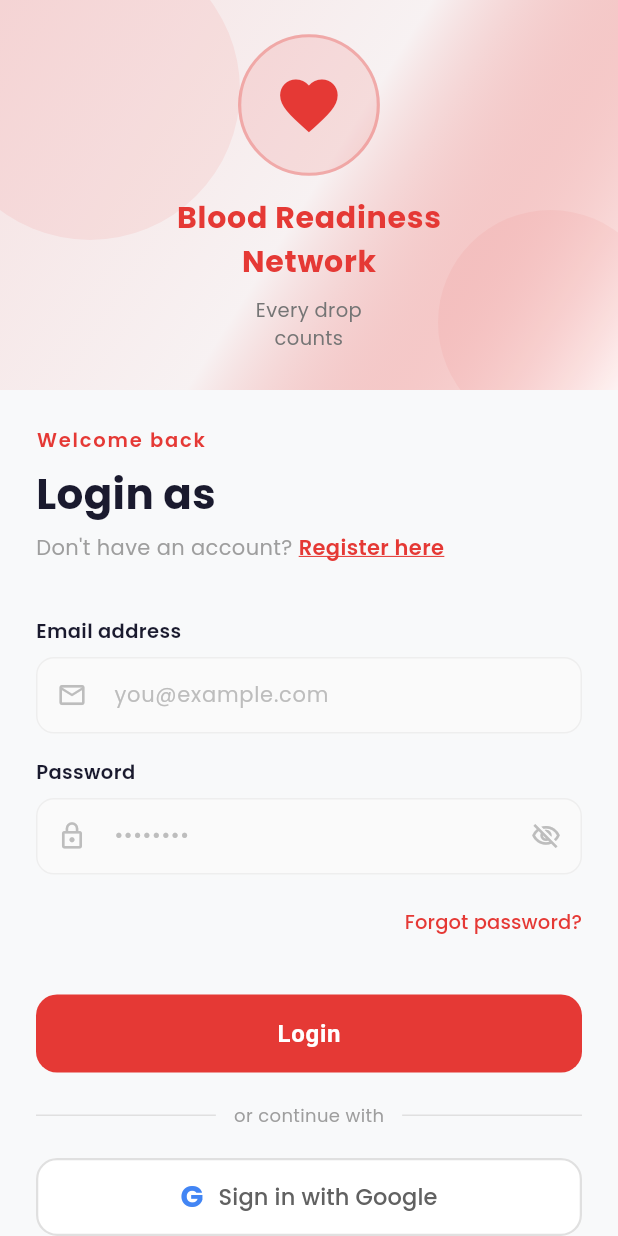
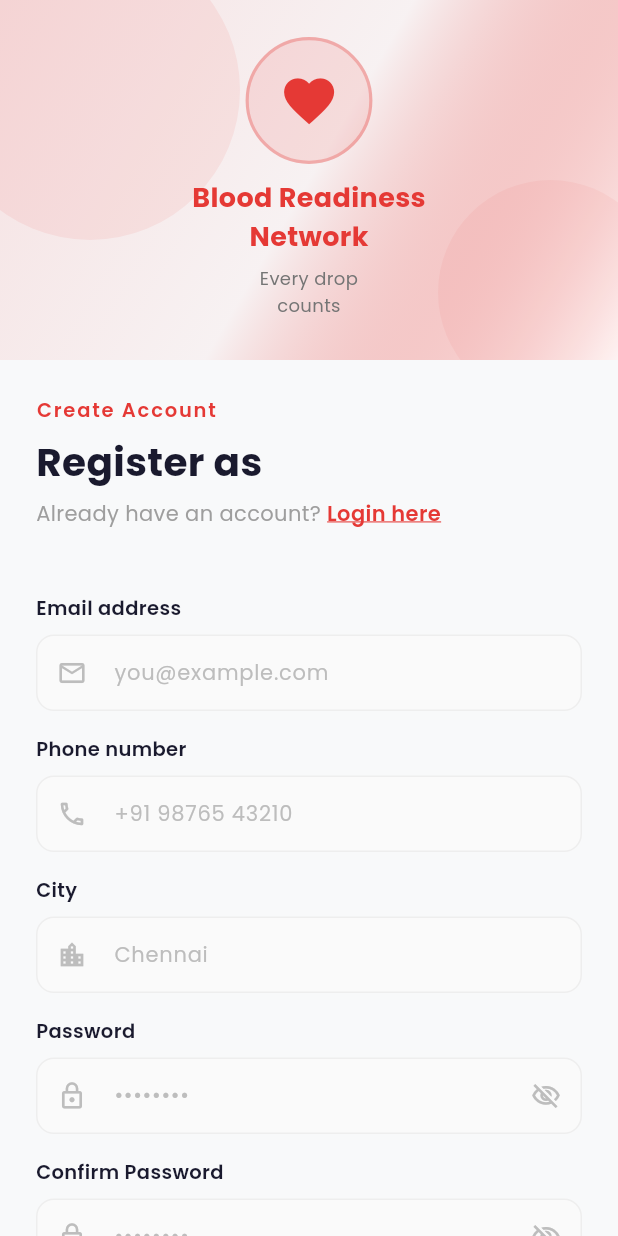
Before and after one commit to sowmiya-mj/Blood_Donors_App, a Flutter app: the LoginScreen screen opened directly with empty values, after a tap on "Register here", on a phone screen of 412 x 824 dp. Run offline on Flutter 3.47's test engine with Material 3 defaults, Android fonts, the phone set to English and light mode, and no system bars; our stand-ins replace cloud_firestore, firebase_auth, firebase_core, google_fonts, google_sign_in; accounts and stored records are empty.

Commit message:
10th commit

```diff
--- a/lib/screens/auth/login_screen.dart
+++ b/lib/screens/auth/login_screen.dart
@@ -1,6 +1,7 @@
 import 'package:flutter/material.dart';
 import 'package:firebase_auth/firebase_auth.dart';
 import 'package:google_sign_in/google_sign_in.dart';
+import 'register_screen.dart';
 
 class LoginScreen extends StatefulWidget {
   final String role;
@@ -287,7 +288,12 @@ class _LoginScreenState extends State<LoginScreen> with TickerProviderStateMixin
           Row(children: [
             Text("Don't have an account? ", style: TextStyle(fontSize: 14, color: Colors.grey.shade500)),
             GestureDetector(
-              onTap: () { /* TODO: Navigate to Register */ },
+              onTap: () { Navigator.push(
+                context,
+                MaterialPageRoute(
+                  builder: (_) => RegisterScreen(role: widget.role),
+                ),
+              ); },
               child: Text('Register here', style: TextStyle(fontSize: 14, color: color, fontWeight: FontWeight.w600, decoration: TextDecoration.underline, decorationColor: color)),
             ),
           ]),
--- a/lib/screens/auth/register_screen.dart
+++ b/lib/screens/auth/register_screen.dart
@@ -0,0 +1,564 @@
+import 'package:flutter/material.dart';
+import 'package:firebase_auth/firebase_auth.dart';
+import 'package:cloud_firestore/cloud_firestore.dart';
+import 'package:intl/intl.dart';
+
+class RegisterScreen extends StatefulWidget {
+  final String role;
+  const RegisterScreen({super.key, required this.role});
+
+  @override
+  State<RegisterScreen> createState() => _RegisterScreenState();
+}
+
+class _RegisterScreenState extends State<RegisterScreen>
+    with TickerProviderStateMixin {
+
+  final _formKey = GlobalKey<FormState>();
+  bool isLoading = false;
+  String? errorMessage;
+  String? successMessage;
+  bool obscurePassword = true;
+  bool obscureConfirm = true;
+
+  // Common controllers
+  final _emailCtrl = TextEditingController();
+  final _passwordCtrl = TextEditingController();
+  final _confirmPasswordCtrl = TextEditingController();
+  final _phoneCtrl = TextEditingController();
+  final _cityCtrl = TextEditingController();
+
+  // Donor specific
+  final _nameCtrl = TextEditingController();
+  final _ageCtrl = TextEditingController();
+  DateTime? _selectedDOB;
+  String? _selectedBloodGroup;
+
+  // Hospital / Blood Bank specific
+  final _orgNameCtrl = TextEditingController();
+  final _licenseCtrl = TextEditingController();
+  final _stateCtrl = TextEditingController();
+
+  final List<String> _bloodGroups = ['A+','A-','B+','B-','AB+','AB-','O+','O-'];
+
+  // Animations
+  late AnimationController _fadeController;
+  late AnimationController _heartController;
+  late AnimationController _shakeController;
+  late Animation<double> _fadeAnim;
+  late Animation<double> _slideAnim;
+  late Animation<double> _heartAnim;
+  late Animation<double> _shakeAnim;
+
+  final FirebaseAuth _auth = FirebaseAuth.instance;
+  final FirebaseFirestore _firestore = FirebaseFirestore.instance;
+
+  @override
+  void initState() {
+    super.initState();
+
+    _fadeController = AnimationController(vsync: this, duration: const Duration(milliseconds: 800));
+    _fadeAnim = CurvedAnimation(parent: _fadeController, curve: Curves.easeOut);
+    _slideAnim = Tween<double>(begin: 40, end: 0).animate(
+      CurvedAnimation(parent: _fadeController, curve: Curves.easeOut),
+    );
+
+    _heartController = AnimationController(vsync: this, duration: const Duration(milliseconds: 700))
+      ..repeat(reverse: true);
+    _heartAnim = Tween<double>(begin: 1.0, end: 1.15).animate(
+      CurvedAnimation(parent: _heartController, curve: Curves.easeInOut),
+    );
+
+    _shakeController = AnimationController(vsync: this, duration: const Duration(milliseconds: 400));
+    _shakeAnim = Tween<double>(begin: 0, end: 1).animate(
+      CurvedAnimation(parent: _shakeController, curve: Curves.elasticIn),
+    );
+
+    _fadeController.forward();
+  }
+
+  @override
+  void dispose() {
+    _emailCtrl.dispose(); _passwordCtrl.dispose(); _confirmPasswordCtrl.dispose();
+    _phoneCtrl.dispose(); _cityCtrl.dispose(); _nameCtrl.dispose();
+    _ageCtrl.dispose(); _orgNameCtrl.dispose(); _licenseCtrl.dispose();
+    _stateCtrl.dispose(); _fadeController.dispose(); _heartController.dispose();
+    _shakeController.dispose();
+    super.dispose();
+  }
+
+  void _triggerShake() { _shakeController.reset(); _shakeController.forward(); }
+
+  Color get _roleColor {
+    switch (widget.role.toLowerCase()) {
+      case 'donor': return const Color(0xFFE53935);
+      case 'recipient': return const Color(0xFF7B1FA2);
+      case 'hospital': return const Color(0xFF1565C0);
+      case 'blood bank': return const Color(0xFF2E7D32);
+      default: return const Color(0xFFE53935);
+    }
+  }
+
+  IconData get _roleIcon {
+    switch (widget.role.toLowerCase()) {
+      case 'donor': return Icons.favorite;
+      case 'recipient': return Icons.bloodtype;
+      case 'hospital': return Icons.local_hospital;
+      case 'blood bank': return Icons.water_drop;
+      default: return Icons.favorite;
+    }
+  }
+
+  String get _roleTagline {
+    switch (widget.role.toLowerCase()) {
+      case 'donor': return 'Join thousands of\nlife savers today';
+      case 'recipient': return 'Find blood\nin minutes';
+      case 'hospital': return 'Manage emergency\nrequests efficiently';
+      case 'blood bank': return 'Connect donors\nwith recipients';
+      default: return 'Every drop\ncounts';
+    }
+  }
+
+  String get _collectionName {
+    switch (widget.role.toLowerCase()) {
+      case 'donor': return 'donors';
+      case 'recipient': return 'recipients';
+      case 'hospital': return 'hospitals';
+      case 'blood bank': return 'blood_banks';
+      default: return 'users';
+    }
+  }
+
+  int _calculateAge(DateTime dob) {
+    final today = DateTime.now();
+    int age = today.year - dob.year;
+    if (today.month < dob.month || (today.month == dob.month && today.day < dob.day)) age--;
+    return age;
+  }
+
+  Future<void> _pickDOB() async {
+    final picked = await showDatePicker(
+      context: context,
+      initialDate: DateTime(2000),
+      firstDate: DateTime(1920),
+      lastDate: DateTime.now().subtract(const Duration(days: 365 * 18)),
+      builder: (context, child) => Theme(
+        data: Theme.of(context).copyWith(
+          colorScheme: ColorScheme.light(primary: _roleColor),
+        ),
+        child: child!,
+      ),
+    );
+    if (picked != null) {
+      setState(() {
+        _selectedDOB = picked;
+        _ageCtrl.text = '${_calculateAge(picked)} years';
+      });
+    }
+  }
+
+  Future<void> _handleRegister() async {
+    if (!_formKey.currentState!.validate()) { _triggerShake(); return; }
+
+    if (_passwordCtrl.text != _confirmPasswordCtrl.text) {
+      setState(() => errorMessage = 'Passwords do not match');
+      _triggerShake(); return;
+    }
+
+    if ((widget.role.toLowerCase() == 'donor' || widget.role.toLowerCase() == 'recipient')
+        && _selectedBloodGroup == null) {
+      setState(() => errorMessage = 'Please select blood group');
+      _triggerShake(); return;
+    }
+
+    if (widget.role.toLowerCase() == 'donor' && _selectedDOB == null) {
+      setState(() => errorMessage = 'Please select date of birth');
+      _triggerShake(); return;
+    }
+
+    setState(() { isLoading = true; errorMessage = null; });
+
+    try {
+      final cred = await _auth.createUserWithEmailAndPassword(
+        email: _emailCtrl.text.trim(),
+        password: _passwordCtrl.text,
+      );
+
+      final uid = cred.user!.uid;
+      Map<String, dynamic> userData = {
+        'uid': uid,
+        'email': _emailCtrl.text.trim(),
+        'phone': _phoneCtrl.text.trim(),
+        'city': _cityCtrl.text.trim(),
+        'role': widget.role.toLowerCase(),
+        'createdAt': FieldValue.serverTimestamp(),
+      };
+
+      switch (widget.role.toLowerCase()) {
+        case 'donor':
+          userData.addAll({
+            'name': _nameCtrl.text.trim(),
+            'dob': DateFormat('yyyy-MM-dd').format(_selectedDOB!),
+            'age': _calculateAge(_selectedDOB!),
+            'blood_group': _selectedBloodGroup,
+            'is_available': true,
+          });
+          break;
+        case 'recipient':
+          userData.addAll({
+            'name': _nameCtrl.text.trim(),
+            'blood_group': _selectedBloodGroup,
+          });
+          break;
+        case 'hospital':
+          userData.addAll({
+            'hospital_name': _orgNameCtrl.text.trim(),
+            'license_no': _licenseCtrl.text.trim(),
+            'state': _stateCtrl.text.trim(),
+          });
+          break;
+        case 'blood bank':
+          userData.addAll({
+            'bank_name': _orgNameCtrl.text.trim(),
+            'license_no': _licenseCtrl.text.trim(),
+            'state': _stateCtrl.text.trim(),
+          });
+          break;
+      }
+
+      await _firestore.collection(_collectionName).doc(uid).set(userData);
+
+      setState(() { successMessage = 'Account created successfully!'; });
+
+      await Future.delayed(const Duration(seconds: 1));
+      if (mounted) Navigator.pop(context); // TODO: Navigate to dashboard
+
+    } on FirebaseAuthException catch (e) {
+      setState(() {
+        switch (e.code) {
+          case 'email-already-in-use': errorMessage = 'Email already registered'; break;
+          case 'weak-password': errorMessage = 'Password too weak (min 6 chars)'; break;
+          case 'invalid-email': errorMessage = 'Invalid email address'; break;
+          default: errorMessage = 'Registration failed. Try again';
+        }
+      });
+      _triggerShake();
+    } finally {
+      setState(() => isLoading = false);
+    }
+  }
+
+  @override
+  Widget build(BuildContext context) {
+    final bool isDesktop = MediaQuery.of(context).size.width > 700;
+    final color = _roleColor;
+
+    return Scaffold(
+      backgroundColor: const Color(0xFFF8F9FA),
+      body: SafeArea(
+        child: isDesktop ? _buildDesktopLayout(color) : _buildMobileLayout(color),
+      ),
+    );
+  }
+
+  Widget _buildDesktopLayout(Color color) {
+    return Row(children: [
+      Expanded(flex: 4, child: _buildIllustrationPanel(color)),
+      Expanded(flex: 6, child: Center(
+        child: SingleChildScrollView(
+          padding: const EdgeInsets.all(48),
+          child: ConstrainedBox(
+            constraints: const BoxConstraints(maxWidth: 500),
+            child: _buildFormPanel(color),
+          ),
+        ),
+      )),
+    ]);
+  }
+
+  Widget _buildMobileLayout(Color color) {
+    return SingleChildScrollView(child: Column(children: [
+      _buildIllustrationPanel(color, isMobile: true),
+      Padding(padding: const EdgeInsets.all(24), child: _buildFormPanel(color)),
+    ]));
+  }
+
+  Widget _buildIllustrationPanel(Color color, {bool isMobile = false}) {
+    return AnimatedBuilder(
+      animation: _fadeAnim,
+      builder: (context, child) => Opacity(opacity: _fadeAnim.value, child: child),
+      child: Container(
+        height: isMobile ? 240 : double.infinity,
+        decoration: BoxDecoration(
+          gradient: LinearGradient(
+            begin: Alignment.topLeft, end: Alignment.bottomRight,
+            colors: [color.withValues(alpha: 0.12), color.withValues(alpha: 0.04), Colors.white],
+          ),
+        ),
+        child: Stack(children: [
+          Positioned(top: -40, left: -40, child: Container(width: 200, height: 200,
+              decoration: BoxDecoration(shape: BoxShape.circle, color: color.withValues(alpha: 0.08)))),
+          Positioned(bottom: -30, right: -30, child: Container(width: 150, height: 150,
+              decoration: BoxDecoration(shape: BoxShape.circle, color: color.withValues(alpha: 0.06)))),
+          Center(child: Column(mainAxisAlignment: MainAxisAlignment.center, children: [
+            ScaleTransition(
+              scale: _heartAnim,
+              child: Container(
+                width: isMobile ? 80 : 120, height: isMobile ? 80 : 120,
+                decoration: BoxDecoration(
+                  shape: BoxShape.circle,
+                  color: color.withValues(alpha: 0.12),
+                  border: Border.all(color: color.withValues(alpha: 0.3), width: 2),
+                ),
+                child: Icon(_roleIcon, size: isMobile ? 38 : 58, color: color),
+              ),
+            ),
+            SizedBox(height: isMobile ? 12 : 28),
+            Text('Blood Readiness', style: TextStyle(fontSize: isMobile ? 18 : 26, fontWeight: FontWeight.bold, color: color)),
+            Text('Network', style: TextStyle(fontSize: isMobile ? 18 : 26, fontWeight: FontWeight.bold, color: color)),
+            SizedBox(height: isMobile ? 6 : 12),
+            Text(_roleTagline, textAlign: TextAlign.center,
+                style: TextStyle(fontSize: isMobile ? 12 : 15, color: Colors.grey.shade600, height: 1.5)),
+          ])),
+        ]),
+      ),
+    );
+  }
+
+  Widget _buildFormPanel(Color color) {
+    return AnimatedBuilder(
+      animation: _fadeAnim,
+      builder: (context, child) => Opacity(
+        opacity: _fadeAnim.value,
+        child: Transform.translate(offset: Offset(0, _slideAnim.value), child: child),
+      ),
+      child: AnimatedBuilder(
+        animation: _shakeAnim,
+        builder: (context, child) {
+          final shake = (_shakeAnim.value * 3).round().toDouble();
+          final offset = shake % 2 == 0 ? shake * 3 : -shake * 3;
+          return Transform.translate(offset: Offset(offset, 0), child: child);
+        },
+        child: Form(
+          key: _formKey,
+          child: Column(crossAxisAlignment: CrossAxisAlignment.start, children: [
+            Text('Create Account', style: TextStyle(fontSize: 13, color: color, fontWeight: FontWeight.w600, letterSpacing: 1.2)),
+            const SizedBox(height: 6),
+            Text('Register as ${widget.role}', style: const TextStyle(fontSize: 26, fontWeight: FontWeight.bold, color: Color(0xFF1A1A2E))),
+            const SizedBox(height: 6),
+            Row(children: [
+              Text('Already have an account? ', style: TextStyle(fontSize: 14, color: Colors.grey.shade500)),
+              GestureDetector(
+                onTap: () => Navigator.pop(context),
+                child: Text('Login here', style: TextStyle(fontSize: 14, color: color, fontWeight: FontWeight.w600, decoration: TextDecoration.underline, decorationColor: color)),
+              ),
+            ]),
+            const SizedBox(height: 28),
+
+            // ── Role-specific fields ──────────────────────────────
+            ..._buildRoleFields(color),
+
+            // ── Common fields ─────────────────────────────────────
+            const SizedBox(height: 16),
+            _buildField(controller: _emailCtrl, label: 'Email address', hint: 'you@example.com', icon: Icons.email_outlined, color: color, keyboardType: TextInputType.emailAddress,
+                validator: (v) => v!.isEmpty ? 'Required' : !v.contains('@') ? 'Invalid email' : null),
+            const SizedBox(height: 16),
+            _buildField(controller: _phoneCtrl, label: 'Phone number', hint: '+91 98765 43210', icon: Icons.phone_outlined, color: color, keyboardType: TextInputType.phone,
+                validator: (v) => v!.isEmpty ? 'Required' : v.length < 10 ? 'Invalid phone' : null),
+            const SizedBox(height: 16),
+            _buildField(controller: _cityCtrl, label: 'City', hint: 'Chennai', icon: Icons.location_city_outlined, color: color,
+                validator: (v) => v!.isEmpty ? 'Required' : null),
+            const SizedBox(height: 16),
+            _buildField(controller: _passwordCtrl, label: 'Password', hint: '••••••••', icon: Icons.lock_outline, color: color, isPassword: true, isObscure: obscurePassword,
+                onToggle: () => setState(() => obscurePassword = !obscurePassword),
+                validator: (v) => v!.isEmpty ? 'Required' : v.length < 6 ? 'Min 6 characters' : null),
+            const SizedBox(height: 16),
+            _buildField(controller: _confirmPasswordCtrl, label: 'Confirm Password', hint: '••••••••', icon: Icons.lock_outline, color: color, isPassword: true, isObscure: obscureConfirm,
+                onToggle: () => setState(() => obscureConfirm = !obscureConfirm),
+                validator: (v) => v!.isEmpty ? 'Required' : null),
+
+            // ── Error / Success ───────────────────────────────────
+            if (errorMessage != null) ...[
+              const SizedBox(height: 12),
+              _buildMessageBox(errorMessage!, isError: true),
+            ],
+            if (successMessage != null) ...[
+              const SizedBox(height: 12),
+              _buildMessageBox(successMessage!, isError: false),
+            ],
+
+            const SizedBox(height: 24),
+            SizedBox(
+              width: double.infinity, height: 52,
+              child: ElevatedButton(
+                onPressed: isLoading ? null : _handleRegister,
+                style: ElevatedButton.styleFrom(
+                  backgroundColor: color, foregroundColor: Colors.white,
+                  disabledBackgroundColor: color.withValues(alpha: 0.6),
+                  elevation: 0, shape: RoundedRectangleBorder(borderRadius: BorderRadius.circular(14)),
+                ),
+                child: isLoading
+                    ? const SizedBox(width: 22, height: 22, child: CircularProgressIndicator(color: Colors.white, strokeWidth: 2.5))
+                    : const Text('Create Account', style: TextStyle(fontSize: 16, fontWeight: FontWeight.w600)),
+              ),
+            ),
+            const SizedBox(height: 16),
+            Center(child: TextButton.icon(
+              onPressed: () => Navigator.pop(context),
+              icon: Icon(Icons.arrow_back_ios, size: 14, color: Colors.grey.shade500),
+              label: Text('Back to Login', style: TextStyle(color: Colors.grey.shade500, fontSize: 13)),
+            )),
+          ]),
+        ),
+      ),
+    );
+  }
+
+  List<Widget> _buildRoleFields(Color color) {
+    switch (widget.role.toLowerCase()) {
+      case 'donor':
+        return [
+          _buildField(controller: _nameCtrl, label: 'Full Name', hint: 'Sowmiya R', icon: Icons.person_outline, color: color,
+              validator: (v) => v!.isEmpty ? 'Required' : null),
+          const SizedBox(height: 16),
+          // DOB Picker
+          Column(crossAxisAlignment: CrossAxisAlignment.start, children: [
+            const Text('Date of Birth', style: TextStyle(fontSize: 13, fontWeight: FontWeight.w600, color: Color(0xFF1A1A2E))),
+            const SizedBox(height: 8),
+            GestureDetector(
+              onTap: _pickDOB,
+              child: Container(
+                padding: const EdgeInsets.symmetric(horizontal: 16, vertical: 14),
+                decoration: BoxDecoration(
+                  color: Colors.grey.shade50,
+                  borderRadius: BorderRadius.circular(12),
+                  border: Border.all(color: _selectedDOB != null ? color : Colors.grey.shade200),
+                ),
+                child: Row(children: [
+                  Icon(Icons.cake_outlined, color: Colors.grey.shade400, size: 20),
+                  const SizedBox(width: 12),
+                  Expanded(child: Text(
+                    _selectedDOB != null
+                        ? '${DateFormat('dd MMM yyyy').format(_selectedDOB!)}  •  Age: ${_calculateAge(_selectedDOB!)} years'
+                        : 'Select date of birth',
+                    style: TextStyle(fontSize: 15, color: _selectedDOB != null ? const Color(0xFF1A1A2E) : Colors.grey.shade400),
+                  )),
+                  Icon(Icons.calendar_today_outlined, color: color, size: 18),
+                ]),
+              ),
+            ),
+          ]),
+          const SizedBox(height: 16),
+          _buildBloodGroupPicker(color),
+        ];
+
+      case 'recipient':
+        return [
+          _buildField(controller: _nameCtrl, label: 'Full Name', hint: 'Your Name', icon: Icons.person_outline, color: color,
+              validator: (v) => v!.isEmpty ? 'Required' : null),
+          const SizedBox(height: 16),
+          _buildBloodGroupPicker(color),
+        ];
+
+      case 'hospital':
+      case 'blood bank':
+        final label = widget.role.toLowerCase() == 'hospital' ? 'Hospital Name' : 'Blood Bank Name';
+        final hint = widget.role.toLowerCase() == 'hospital' ? 'Apollo Hospital' : 'City Blood Bank';
+        return [
+          _buildField(controller: _orgNameCtrl, label: label, hint: hint, icon: Icons.business_outlined, color: color,
+              validator: (v) => v!.isEmpty ? 'Required' : null),
+          const SizedBox(height: 16),
+          _buildField(controller: _licenseCtrl, label: 'License Number', hint: 'LIC-2024-XXXXX', icon: Icons.badge_outlined, color: color,
+              validator: (v) => v!.isEmpty ? 'Required' : null),
+          const SizedBox(height: 16),
+          _buildField(controller: _stateCtrl, label: 'State', hint: 'Tamil Nadu', icon: Icons.map_outlined, color: color,
+              validator: (v) => v!.isEmpty ? 'Required' : null),
+        ];
+
+      default:
+        return [];
+    }
+  }
+
+  Widget _buildBloodGroupPicker(Color color) {
+    return Column(crossAxisAlignment: CrossAxisAlignment.start, children: [
+      const Text('Blood Group', style: TextStyle(fontSize: 13, fontWeight: FontWeight.w600, color: Color(0xFF1A1A2E))),
+      const SizedBox(height: 10),
+      Wrap(spacing: 10, runSpacing: 10, children: _bloodGroups.map((group) {
+        final selected = _selectedBloodGroup == group;
+        return GestureDetector(
+          onTap: () => setState(() => _selectedBloodGroup = group),
+          child: AnimatedContainer(
+            duration: const Duration(milliseconds: 200),
+            width: 58, height: 42,
+            decoration: BoxDecoration(
+              color: selected ? color : Colors.grey.shade50,
+              borderRadius: BorderRadius.circular(10),
+              border: Border.all(color: selected ? color : Colors.grey.shade200, width: selected ? 2 : 1),
+            ),
+            child: Center(child: Text(group,
+                style: TextStyle(fontSize: 14, fontWeight: FontWeight.w600, color: selected ? Colors.white : Colors.grey.shade700))),
+          ),
+        );
+      }).toList()),
+    ]);
+  }
+
+  Widget _buildMessageBox(String message, {required bool isError}) {
+    return Container(
+      padding: const EdgeInsets.symmetric(horizontal: 14, vertical: 10),
+      decoration: BoxDecoration(
+        color: isError ? Colors.red.shade50 : Colors.green.shade50,
+        borderRadius: BorderRadius.circular(10),
+        border: Border.all(color: isError ? Colors.red.shade200 : Colors.green.shade200),
+      ),
+      child: Row(children: [
+        Icon(isError ? Icons.error_outline : Icons.check_circle_outline,
+            color: isError ? Colors.red.shade600 : Colors.green.shade600, size: 18),
+        const SizedBox(width: 8),
+        Expanded(child: Text(message, style: TextStyle(color: isError ? Colors.red.shade700 : Colors.green.shade700, fontSize: 13))),
+      ]),
+    );
+  }
+
+  Widget _buildField({
+    required TextEditingController controller,
+    required String label,
+    required String hint,
+    required IconData icon,
+    required Color color,
+    bool isPassword = false,
+    bool isObscure = false,
+    VoidCallback? onToggle,
+    TextInputType keyboardType = TextInputType.text,
+    String? Function(String?)? validator,
+  }) {
+    return Column(crossAxisAlignment: CrossAxisAlignment.start, children: [
+      Text(label, style: const TextStyle(fontSize: 13, fontWeight: FontWeight.w600, color: Color(0xFF1A1A2E))),
+      const SizedBox(height: 8),
+      TextFormField(
+        controller: controller,
+        obscureText: isPassword ? isObscure : false,
+        keyboardType: keyboardType,
+        style: const TextStyle(fontSize: 15),
+        validator: validator,
+        decoration: InputDecoration(
+          hintText: hint,
+          hintStyle: TextStyle(color: Colors.grey.shade400, fontSize: 14),
+          prefixIcon: Icon(icon, color: Colors.grey.shade400, size: 20),
+          suffixIcon: isPassword ? IconButton(
+            icon: Icon(isObscure ? Icons.visibility_off_outlined : Icons.visibility_outlined, color: Colors.grey.shade400, size: 20),
+            onPressed: onToggle,
+          ) : null,
+          filled: true, fillColor: Colors.grey.shade50,
+          border: OutlineInputBorder(borderRadius: BorderRadius.circular(12), borderSide: BorderSide(color: Colors.grey.shade200)),
+          enabledBorder: OutlineInputBorder(borderRadius: BorderRadius.circular(12), borderSide: BorderSide(color: Colors.grey.shade200)),
+          focusedBorder: OutlineInputBorder(borderRadius: BorderRadius.circular(12), borderSide: BorderSide(color: color, width: 1.5)),
+          errorBorder: OutlineInputBorder(borderRadius: BorderRadius.circular(12), borderSide: BorderSide(color: Colors.red.shade300)),
+          focusedErrorBorder: OutlineInputBorder(borderRadius: BorderRadius.circular(12), borderSide: BorderSide(color: Colors.red.shade400, width: 1.5)),
+          contentPadding: const EdgeInsets.symmetric(horizontal: 16, vertical: 14),
+        ),
+      ),
+    ]);
+  }
+}
--- a/pubspec.yaml
+++ b/pubspec.yaml
@@ -50,6 +50,8 @@ dependencies:
   google_maps_flutter: ^2.17.1
   flutter_svg: ^2.3.0
   google_sign_in: ^7.2.0
+  intl: ^0.20.3
+  http: ^1.6.0
 
 dev_dependencies:
   flutter_test:
```
Also changed, not shown: lib/widgets/location_picker.dart (added), pubspec.lock, 1 other file.
